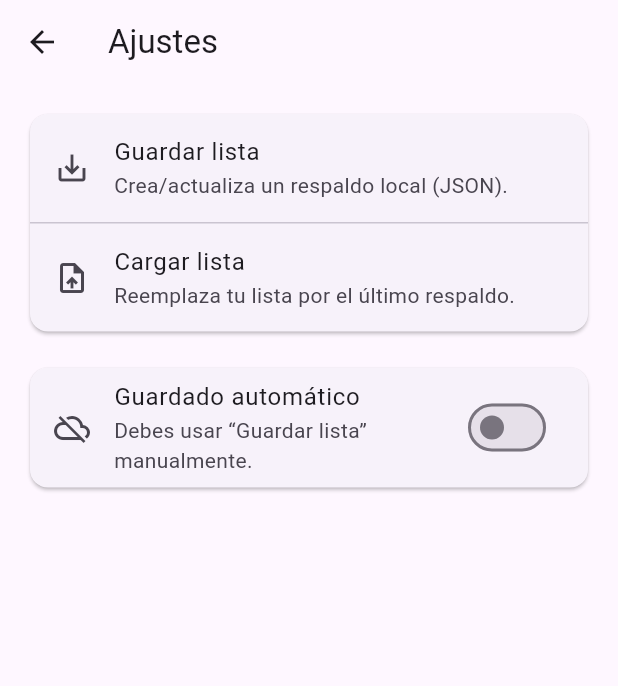
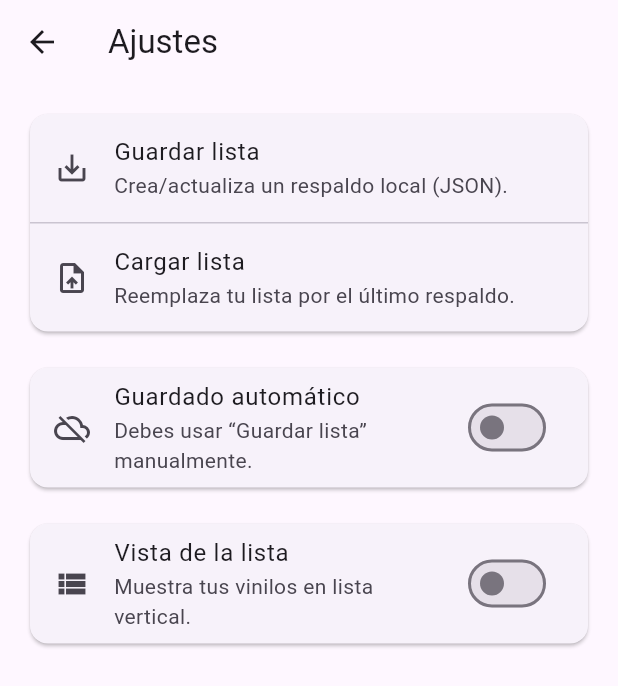
Before and after one commit to gabohachim/app_lp, a Flutter app: the SettingsScreen screen opened directly, on a phone screen of 412 x 824 dp. Shown: the top 686 px of the screen. Run offline on Flutter 3.47's test engine with Material 3 defaults, Android fonts, the phone set to English and light mode, and no system bars; our stand-ins replace shared_preferences, sqflite; accounts and stored records are empty.

Commit message:
Refactor grid state management in settings screen

```diff
--- a/lib/ui/settings_screen.dart
+++ b/lib/ui/settings_screen.dart
@@ -2,7 +2,6 @@ import 'package:flutter/material.dart';
 
 import '../services/backup_service.dart';
 import '../services/view_mode_service.dart';
-bool _grid = false;
 
 class SettingsScreen extends StatefulWidget {
   const SettingsScreen({super.key});
@@ -13,6 +12,7 @@ class SettingsScreen extends StatefulWidget {
 
 class _SettingsScreenState extends State<SettingsScreen> {
   bool _auto = false;
+  bool _grid = false;
   bool _loading = true;
 
   @override
@@ -23,8 +23,10 @@ class _SettingsScreenState extends State<SettingsScreen> {
 
   Future<void> _load() async {
     final v = await BackupService.isAutoEnabled();
+    final g = await ViewModeService.isGridEnabled();
     setState(() {
       _auto = v;
+      _grid = g;
       _loading = false;
     });
   }
@@ -102,6 +104,24 @@ class _SettingsScreenState extends State<SettingsScreen> {
                         : 'Debes usar “Guardar lista” manualmente.'),
                   ),
                 ),
+                const SizedBox(height: 16),
+                Card(
+                  child: SwitchListTile(
+                    value: _grid,
+                    onChanged: (v) async {
+                      setState(() => _grid = v);
+                      await ViewModeService.setGridEnabled(v);
+                      _snack(v ? 'Vista: CUADRÍCULA ✅' : 'Vista: LISTA ✅');
+                    },
+                    secondary: Icon(_grid ? Icons.grid_view : Icons.view_list),
+                    title: const Text('Vista de la lista'),
+                    subtitle: Text(
+                      _grid
+                          ? 'Muestra tus vinilos en cuadrícula (tarjetas).'
+                          : 'Muestra tus vinilos en lista vertical.',
+                    ),
+                  ),
+                ),
               ],
             ),
     );
```
